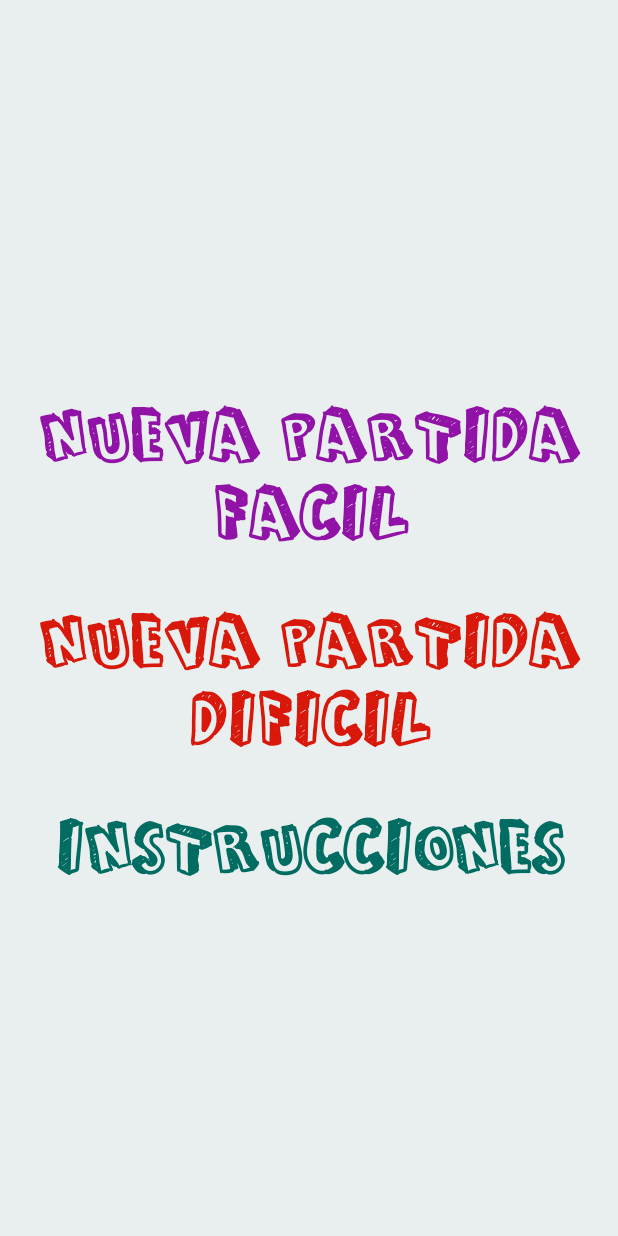
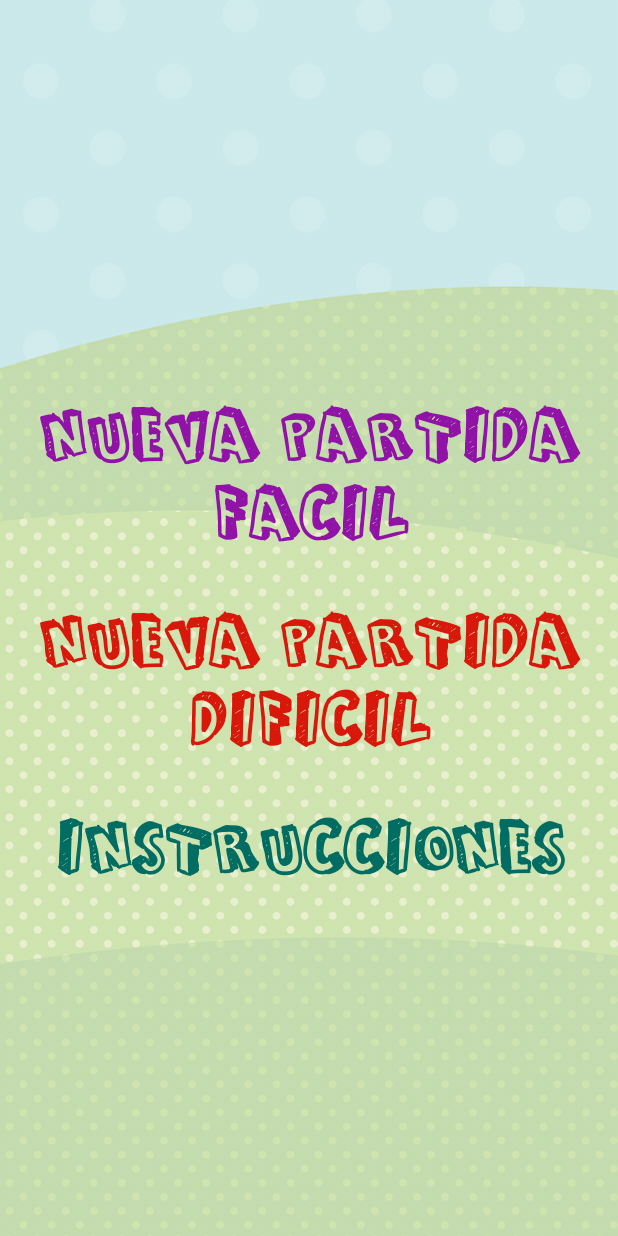
Before and after one commit to Manutes/GameZone, an Android app: the layout activity_home_screen.xml on its own in the app's theme, with its tools: preview values and no code run, on a phone screen of 412 x 824 dp. Run offline under Robolectric (Android 15) with nearby library versions, the light colour scheme and no system bars.

Commit message:
Add home screen background

```diff
--- a/app/src/main/res/layout/activity_home_screen.xml
+++ b/app/src/main/res/layout/activity_home_screen.xml
@@ -4,8 +4,18 @@
     xmlns:tools="http://schemas.android.com/tools"
     android:layout_width="match_parent"
     android:layout_height="match_parent"
-    android:background="@color/background"
     tools:context=".remolachagame.HomeScreenActivity">
+
+    <ImageView
+        android:layout_width="match_parent"
+        android:layout_height="match_parent"
+        app:layout_constraintTop_toTopOf="parent"
+        app:layout_constraintStart_toStartOf="parent"
+        app:layout_constraintBottom_toBottomOf="parent"
+        app:layout_constraintEnd_toEndOf="parent"
+        android:src="@drawable/remolacha_home_screen_bg"
+        android:scaleType="centerCrop"
+        android:alpha="0.4"/>
 
     <LinearLayout
         android:layout_width="wrap_content"
```
Also changed, not shown: app/src/main/res/drawable/remolacha_home_screen_bg.png (added).
